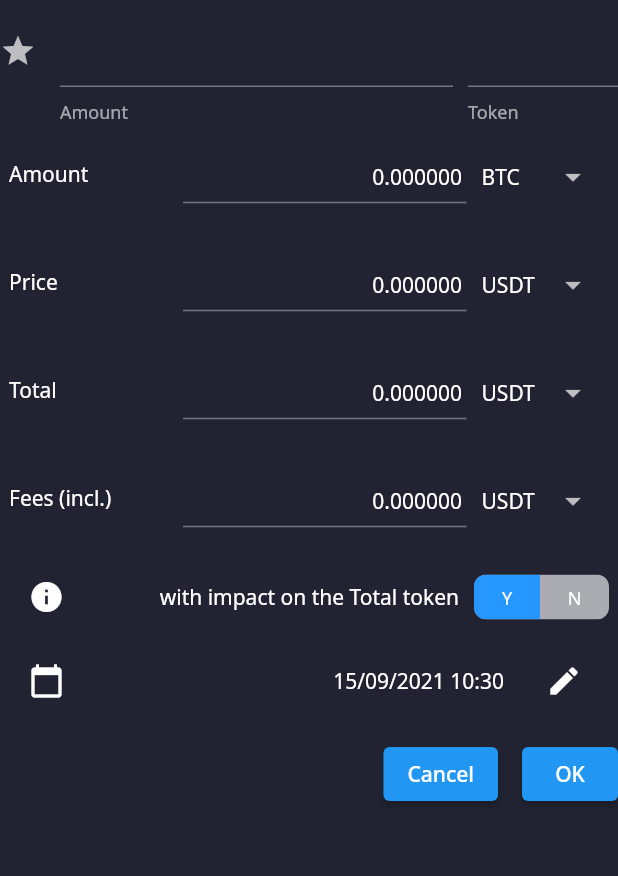
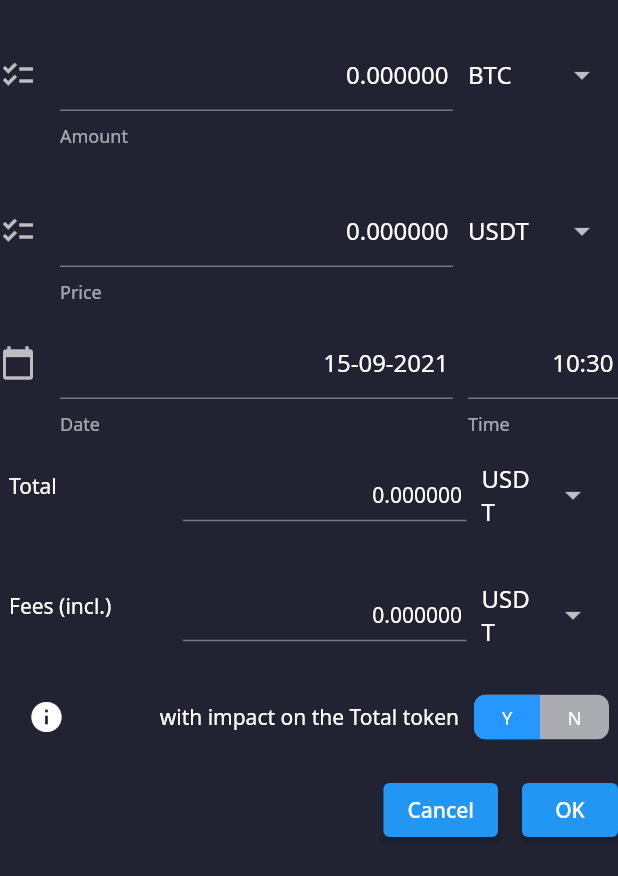
Before and after one commit to pierrickmartino/cryptoken, a Flutter app: the NewTransactionForm widget shown alone on an empty page, opened directly, on a phone screen of 412 x 824 dp. Shown: the top 876 px of the screen. Run offline on Flutter 3.47's test engine with Material 2 defaults, Android fonts, the phone set to English and light mode, and no system bars; drawn by our look-alikes of dropdown_search, toggle_switch; our stand-ins replace cloud_firestore, firebase_auth, fl_chart, flutter_datetime_picker, flutter_multi_formatter, flutter_svg and 8 more; accounts and stored records are empty; statements that could not run were skipped; project files that could hold a hidden picture were left out.

Commit message:
improve the dialog box for all the different inputs transaction / wallet

```diff
--- a/lib/transaction/view/new_transaction.dart
+++ b/lib/transaction/view/new_transaction.dart
@@ -126,6 +126,8 @@
   Widget build(BuildContext context) {
     _transaction.transactionType = 0;
 
+    loggerNoStack.i('Buy transaction - New');
+
     return Column(
       crossAxisAlignment: CrossAxisAlignment.start,
       mainAxisSize: MainAxisSize.min,
@@ -159,71 +161,33 @@
                 children: [
                   Expanded(
                     child: TextFormField(
-                      decoration: const InputDecoration(
-                        icon: Icon(Icons.star),
-                        //prefixText: 'USD ',
-                        helperText: 'Amount',
-                      ),
-                      textAlign: TextAlign.end,
-                    ),
-                  ),
-                  const SizedBox(width: 10),
-                  SizedBox(
-                    width: 100,
-                    child: TextFormField(
-                      decoration: const InputDecoration(
-                        helperText: 'Token',
-                      ),
-                    ),
-                  ),
-                ],
-              ),
-              ListTile(
-                contentPadding: const EdgeInsets.symmetric(horizontal: 6),
-                leading: SizedBox(
-                  width: 100,
-                  child: TextFormField(
-                    decoration: const InputDecoration(
-                      border: InputBorder.none,
-                      focusedBorder: InputBorder.none,
-                      enabledBorder: InputBorder.none,
-                      errorBorder: InputBorder.none,
-                      disabledBorder: InputBorder.none,
-                      isDense: true,
-                    ),
-                    initialValue: 'Amount',
-                    style: const TextStyle(fontSize: 14),
-                  ),
-                ),
-                title: Row(
-                  children: [
-                    Expanded(
-                      child: TextFormField(
-                        style: const TextStyle(fontSize: 14),
-                        textAlign: TextAlign.end,
-                        decoration: InputDecoration(
-                          isDense: !_isLargeScreen(context),
-                        ),
                       initialValue: _transaction.amountMain.toCurrencyString(
                         mantissaLength: 6,
                         thousandSeparator:
                             ThousandSeparator.SpaceAndPeriodMantissa,
                       ),
-                        keyboardType: TextInputType.number,
                       inputFormatters: [
                         MoneyInputFormatter(
                           mantissaLength: 6,
                           thousandSeparator:
                               ThousandSeparator.SpaceAndPeriodMantissa,
-                          )
+                        ),
                       ],
+                      decoration: const InputDecoration(
+                        icon: Icon(Icons.checklist),
+                        //prefixText: 'USD ',
+                        helperText: 'Amount',
+                      ),
+                      textAlign: TextAlign.end,
                       validator: (value) {
                         try {
-                            double.parse(
+                          final double amount = double.parse(
                             value!.toCurrencyString(
                                 mantissaLength: 6,
                                 thousandSeparator: ThousandSeparator.None),
                           );
+                          Logger(printer: SimplePrinter())
+                              .i('Amount : $amount');
                         } catch (e) {
                           return 'Please enter a whole number';
                         }
@@ -243,159 +207,22 @@
                       },
                     ),
                   ),
-                    const SizedBox(
-                      width: 10,
-                    ),
+                  const SizedBox(width: 10),
                   SizedBox(
-                      width: 85,
+                    width: 100,
                     child: FutureBuilder<Crypto>(
                       future: _getCryptoBySymbol(_transaction.tokenMain),
                       builder: (context, snapshot) {
                         if (snapshot.hasData) {
                           return DropdownSearch<Crypto>(
-                              mode: Mode.BOTTOM_SHEET,
                             showSearchBox: true,
                             autoFocusSearchBox: true,
                             dropdownSearchDecoration: const InputDecoration(
+                              helperText: '',
                               border: InputBorder.none,
-                                focusedBorder: InputBorder.none,
-                                enabledBorder: InputBorder.none,
-                                errorBorder: InputBorder.none,
-                                disabledBorder: InputBorder.none,
-                                isDense: true,
                             ),
                             onFind: (String filter) => _getCryptoList(),
                             compareFn: (i, s) => i.isEqual(s!),
-                              dropdownButtonBuilder: (_) => const Padding(
-                                padding: EdgeInsets.all(6),
-                                child: Icon(
-                                  Icons.arrow_drop_down,
-                                  size: 18,
-                                  color: Colors.black,
-                                ),
-                              ),
-                              popupItemBuilder: _customPopupItemBuilder,
-                              dropdownBuilder: _customDropDown,
-                              selectedItem: snapshot.data,
-                              onChanged: (newValue) async {
-                                //setState(() {
-                                _transaction
-                                  ..tokenMain = newValue!.symbol
-                                  ..tokenMainName = newValue.name;
-                                //widget.positionMain.token = newValue.symbol;
-
-                                //tokenMainCrypto = await _getCryptoBySymbol(
-                                //    widget.transaction.tokenMain);
-                                //});
-                              },
-                            );
-                          } else if (snapshot.hasError) {
-                            return Text('${snapshot.error}');
-                          }
-
-                          return const Text('');
-                        },
-                      ),
-                    ),
-                  ],
-                ),
-              ),
-              ListTile(
-                contentPadding: const EdgeInsets.symmetric(horizontal: 6),
-                leading: SizedBox(
-                  width: 100,
-                  child: TextFormField(
-                    decoration: const InputDecoration(
-                      border: InputBorder.none,
-                      focusedBorder: InputBorder.none,
-                      enabledBorder: InputBorder.none,
-                      errorBorder: InputBorder.none,
-                      disabledBorder: InputBorder.none,
-                      isDense: true,
-                    ),
-                    initialValue: 'Price',
-                    style: const TextStyle(fontSize: 14),
-                  ),
-                ),
-                title: Row(
-                  children: [
-                    Expanded(
-                      child: TextFormField(
-                        style: const TextStyle(fontSize: 14),
-                        textAlign: TextAlign.end,
-                        decoration: InputDecoration(
-                          isDense: !_isLargeScreen(context),
-                        ),
-                        initialValue: _transaction.price.toCurrencyString(
-                          mantissaLength: 6,
-                          thousandSeparator:
-                              ThousandSeparator.SpaceAndPeriodMantissa,
-                        ),
-                        keyboardType: TextInputType.number,
-                        inputFormatters: [
-                          MoneyInputFormatter(
-                            mantissaLength: 6,
-                            thousandSeparator:
-                                ThousandSeparator.SpaceAndPeriodMantissa,
-                          )
-                        ],
-                        validator: (value) {
-                          try {
-                            double.parse(
-                              value!.toCurrencyString(
-                                  mantissaLength: 6,
-                                  thousandSeparator: ThousandSeparator.None),
-                            );
-                          } catch (e) {
-                            return 'Please enter a whole number';
-                          }
-                          return null;
-                        },
-                        onChanged: (newValue) {
-                          try {
-                            _transaction.price = double.parse(
-                              newValue.toCurrencyString(
-                                  mantissaLength: 6,
-                                  thousandSeparator: ThousandSeparator.None),
-                            );
-                          } on FormatException {
-                            debugPrint(
-                                'Transaction cannot contain "$newValue". Expected a number');
-                          }
-                        },
-                      ),
-                    ),
-                    const SizedBox(
-                      width: 10,
-                    ),
-                    SizedBox(
-                      width: 85,
-                      child: FutureBuilder<Crypto>(
-                        future: _getCryptoBySymbol(_transaction.tokenPrice),
-                        builder: (context, snapshot) {
-                          if (snapshot.hasData) {
-                            return DropdownSearch<Crypto>(
-                              mode: Mode.BOTTOM_SHEET,
-                              showSearchBox: true,
-                              autoFocusSearchBox: true,
-                              dropdownSearchDecoration: const InputDecoration(
-                                border: InputBorder.none,
-                                focusedBorder: InputBorder.none,
-                                enabledBorder: InputBorder.none,
-                                errorBorder: InputBorder.none,
-                                disabledBorder: InputBorder.none,
-                                isDense: true,
-                              ),
-                              onFind: (String filter) => _getCryptoList(),
-                              compareFn: (i, s) => i.isEqual(s!),
-                              dropdownButtonBuilder: (_) => const Padding(
-                                padding: EdgeInsets.all(6),
-                                child: Icon(
-                                  Icons.arrow_drop_down,
-                                  size: 18,
-                                  color: Colors.black,
-                                ),
-                              ),
                             popupItemBuilder: _customPopupItemBuilder,
                             dropdownBuilder: _customDropDown,
                             selectedItem: snapshot.data,
@@ -415,7 +242,169 @@
                   ),
                 ],
               ),
+              Row(
+                children: [
+                  Expanded(
+                    child: TextFormField(
+                      initialValue: _transaction.price.toCurrencyString(
+                        mantissaLength: 6,
+                        thousandSeparator:
+                            ThousandSeparator.SpaceAndPeriodMantissa,
                       ),
+                      inputFormatters: [
+                        MoneyInputFormatter(
+                          mantissaLength: 6,
+                        ),
+                      ],
+                      decoration: const InputDecoration(
+                        icon: Icon(Icons.checklist),
+                        helperText: 'Price',
+                      ),
+                      textAlign: TextAlign.end,
+                      validator: (value) {
+                        try {
+                          final double price = double.parse(
+                            value!.toCurrencyString(
+                                mantissaLength: 6,
+                                thousandSeparator: ThousandSeparator.None),
+                          );
+                          Logger(printer: SimplePrinter()).i('Price : $price');
+                        } catch (e) {
+                          return 'Please enter a whole number';
+                        }
+                        return null;
+                      },
+                      onChanged: (newValue) {
+                        try {
+                          _transaction.price = double.parse(
+                            newValue.toCurrencyString(
+                                mantissaLength: 6,
+                                thousandSeparator: ThousandSeparator.None),
+                          );
+                        } on FormatException {
+                          Logger(printer: SimplePrinter()).e(
+                              'Transaction cannot contain "$newValue". Expected a number');
+                        }
+                      },
+                    ),
+                  ),
+                  const SizedBox(width: 10),
+                  SizedBox(
+                    width: 100,
+                    child: FutureBuilder<Crypto>(
+                      future: _getCryptoBySymbol(_transaction.tokenPrice),
+                      builder: (context, snapshot) {
+                        if (snapshot.hasData) {
+                          return DropdownSearch<Crypto>(
+                            showSearchBox: true,
+                            autoFocusSearchBox: true,
+                            dropdownSearchDecoration: const InputDecoration(
+                              helperText: '',
+                              border: InputBorder.none,
+                            ),
+                            onFind: (String filter) => _getCryptoList(),
+                            compareFn: (i, s) => i.isEqual(s!),
+                            popupItemBuilder: _customPopupItemBuilder,
+                            dropdownBuilder: _customDropDown,
+                            selectedItem: snapshot.data,
+                            onChanged: (newValue) async {
+                              _transaction
+                                ..tokenPrice = newValue!.symbol
+                                ..tokenPriceName = newValue.name;
+                            },
+                          );
+                        } else if (snapshot.hasError) {
+                          return Text('${snapshot.error}');
+                        }
+
+                        return const Text('');
+                      },
+                    ),
+                  ),
+                ],
+              ),
+
+              Row(
+                children: [
+                  Expanded(
+                    child: TextFormField(
+                      keyboardType: TextInputType.number,
+                      initialValue: intl.DateFormat('dd-MM-yyyy')
+                          .format(_transaction.time),
+                      inputFormatters: [MaskedInputFormatter('00-00-0000')],
+                      decoration: const InputDecoration(
+                        icon: Icon(Icons.calendar_today),
+                        //prefixText: 'USD ',
+                        helperText: 'Date',
+                      ),
+                      textAlign: TextAlign.end,
+                      validator: (value) {
+                        if (!RegExp(
+                                r'^([0][1-9]|[12][0-9]|3[01])[\/\-]([0][1-9]|1[012])[\/\-]\d{4}?$')
+                            .hasMatch(value!)) {
+                          return 'Enter a correct date format';
+                        } else {
+                          return null;
+                        }
+                      },
+                      onChanged: (value) {
+                        if (value.length == 10) {
+                          value = value.substring(6, 10) +
+                              value.substring(3, 5) +
+                              value.substring(0, 2);
+                          value =
+                              '$value ${intl.DateFormat('HH:mm').format(_transaction.time)}:00';
+                          try {
+                            _transaction.time =
+                                DateTime.parse(value); // "20120227 13:27:00"
+                            Logger(printer: SimplePrinter()).i('Date : $value');
+                          } on FormatException {
+                            Logger(printer: SimplePrinter()).e('Date : $value');
+                          }
+                        }
+                      },
+                    ),
+                  ),
+                  const SizedBox(width: 10),
+                  SizedBox(
+                    width: 100,
+                    child: TextFormField(
+                      keyboardType: TextInputType.number,
+                      initialValue:
+                          intl.DateFormat('HH:mm').format(_transaction.time),
+                      inputFormatters: [MaskedInputFormatter('00:00')],
+                      decoration: const InputDecoration(
+                        //prefixText: 'USD ',
+                        helperText: 'Time',
+                      ),
+                      textAlign: TextAlign.end,
+                      validator: (value) {
+                        if (!RegExp(
+                                r'^((0?[1-9]|[1][0-9]|[2][0-3])[:]([0-5][0-9])?)?$')
+                            .hasMatch(value!)) {
+                          return 'Enter a correct time format';
+                        } else {
+                          return null;
+                        }
+                      },
+                      onChanged: (value) {
+                        if (value.length == 5) {
+                          value =
+                              '${intl.DateFormat('yyyyMMdd').format(_transaction.time)} $value:00';
+                          try {
+                            _transaction.time =
+                                DateTime.parse(value); // "20120227 13:27:00"
+                            Logger(printer: SimplePrinter()).i('date : $value');
+                          } on FormatException {
+                            Logger(printer: SimplePrinter()).e('date : $value');
+                          }
+                        }
+                      },
+                    ),
+                  ),
+                ],
+              ),
+
               ListTile(
                 contentPadding: const EdgeInsets.symmetric(horizontal: 6),
                 leading: SizedBox(
@@ -701,49 +690,7 @@
                   ],
                 ),
               ),
-              ListTile(
-                contentPadding: const EdgeInsets.symmetric(horizontal: 6),
-                leading: const SizedBox(
-                  width: 50,
-                  child: Icon(Icons.calendar_today),
-                ),
-                title: Row(
-                  children: [
-                    Expanded(
-                      child: Text(
-                          intl.DateFormat('dd/MM/yyyy HH:mm')
-                              .format(_transaction.time),
-                          style: const TextStyle(fontSize: 14),
-                          textAlign: TextAlign.end),
-                    ),
-                    const SizedBox(
-                      width: 10,
-                    ),
-                    SizedBox(
-                      width: 60,
-                      child: IconButton(
-                        icon: const Icon(Icons.edit),
-                        onPressed: () async {
-                          final result =
-                              await DatePicker.showDateTimePicker(context,
-                                  //showTitleActions: true,
-                                  onChanged: (date) {}, onConfirm: (date) {
-                            _transaction.time = date;
-                          },
-                                  currentTime: _transaction.time,
-                                  locale: LocaleType.fr);
-                          if (result == null) {
-                            return;
-                          }
-                          // setState(() {
-                          //   _transaction.time = result;
-                          // });
-                        },
-                      ),
-                    ),
-                  ],
-                ),
-              ),
+
               const SizedBox(
                 height: 10,
               ),
@@ -1104,10 +1051,10 @@
 
     return ListTile(
       contentPadding: const EdgeInsets.all(0),
-      dense: true,
+      dense: false,
       title: Text(
         item.symbol,
-        style: const TextStyle(fontSize: 14),
+        //style: const TextStyle(fontSize: 14),
       ),
     );
   }
--- a/lib/wallet/view/my_files.dart
+++ b/lib/wallet/view/my_files.dart
@@ -56,9 +56,9 @@
                       );
                     },
                     icon: const Icon(Icons.add),
-                    label: const Text('Add New'),
+                    label: const Text('Add Wallet'),
                   ),
-                const Text('v1.1.2')
+                const Text('v1.1.3')
               ],
             )
           ],
```
Also changed, not shown: lib/position/view/position_details.dart (+6 -6 lines), lib/position/view/position_info_card.dart (+10 -2 lines). Lines whose indentation alone changed are shown as unchanged.
